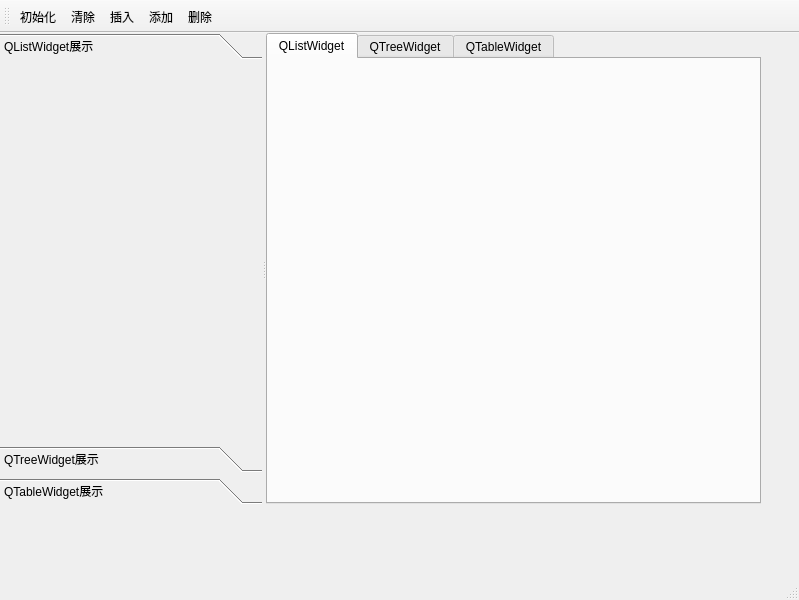
Qt form src/Runtime/Series/i_ExQListWidget/ExQListWidget.ui (StoneHappy/Qt-begin) before a commit.
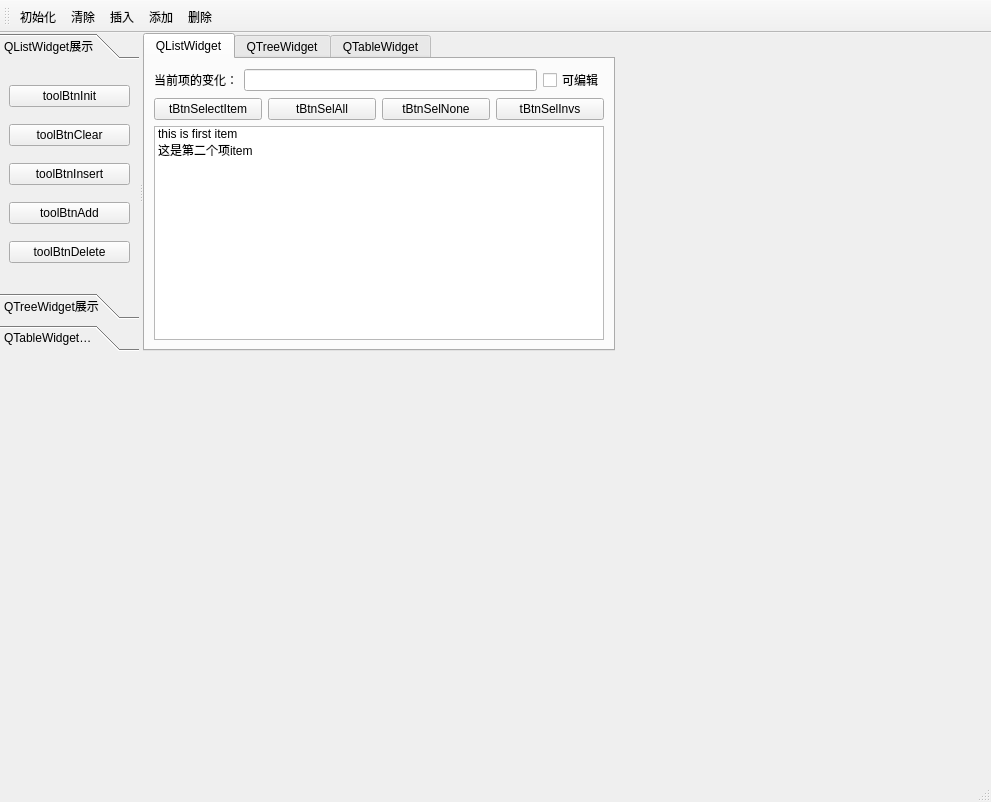
The same form after that commit. The open tabs and pages were chosen to show the change. Icons and pictures are not drawn.

Commit message: ✨ feat: add list checkbox

Diff of the .ui file:
```diff
--- a/src/Runtime/Series/i_ExQListWidget/ExQListWidget.ui
+++ b/src/Runtime/Series/i_ExQListWidget/ExQListWidget.ui
@@ -6,8 +6,8 @@
    <rect>
     <x>0</x>
     <y>0</y>
-    <width>799</width>
-    <height>600</height>
+    <width>991</width>
+    <height>802</height>
    </rect>
   </property>
   <property name="windowTitle">
@@ -19,8 +19,8 @@
      <rect>
       <x>0</x>
       <y>0</y>
-      <width>761</width>
-      <height>471</height>
+      <width>615</width>
+      <height>318</height>
      </rect>
     </property>
     <property name="orientation">
@@ -35,8 +35,8 @@
        <rect>
         <x>0</x>
         <y>0</y>
-        <width>278</width>
-        <height>366</height>
+        <width>150</width>
+        <height>213</height>
        </rect>
       </property>
       <attribute name="icon">
@@ -46,6 +46,43 @@
       <attribute name="label">
        <string>QListWidget展示</string>
       </attribute>
+      <layout class="QVBoxLayout" name="verticalLayout">
+       <item>
+        <widget class="QPushButton" name="pushButton">
+         <property name="text">
+          <string>toolBtnInit</string>
+         </property>
+        </widget>
+       </item>
+       <item>
+        <widget class="QPushButton" name="pushButton_2">
+         <property name="text">
+          <string>toolBtnClear</string>
+         </property>
+        </widget>
+       </item>
+       <item>
+        <widget class="QPushButton" name="pushButton_3">
+         <property name="text">
+          <string>toolBtnInsert</string>
+         </property>
+        </widget>
+       </item>
+       <item>
+        <widget class="QPushButton" name="pushButton_4">
+         <property name="text">
+          <string>toolBtnAdd</string>
+         </property>
+        </widget>
+       </item>
+       <item>
+        <widget class="QPushButton" name="pushButton_5">
+         <property name="text">
+          <string>toolBtnDelete</string>
+         </property>
+        </widget>
+       </item>
+      </layout>
      </widget>
      <widget class="QWidget" name="pageTree">
       <property name="geometry">
@@ -86,6 +123,92 @@
       <attribute name="title">
        <string>QListWidget</string>
       </attribute>
+      <layout class="QVBoxLayout" name="verticalLayout_4">
+       <item>
+        <layout class="QHBoxLayout" name="horizontalLayout">
+         <item>
+          <widget class="QLabel" name="label_3">
+           <property name="text">
+            <string>当前项的变化：</string>
+           </property>
+          </widget>
+         </item>
+         <item>
+          <widget class="QLineEdit" name="lineEdit"/>
+         </item>
+         <item>
+          <widget class="QCheckBox" name="checkBox">
+           <property name="text">
+            <string>可编辑</string>
+           </property>
+          </widget>
+         </item>
+        </layout>
+       </item>
+       <item>
+        <layout class="QHBoxLayout" name="horizontalLayout_2">
+         <item>
+          <widget class="QPushButton" name="pushButton_6">
+           <property name="text">
+            <string>tBtnSelectItem</string>
+           </property>
+          </widget>
+         </item>
+         <item>
+          <widget class="QPushButton" name="pushButton_7">
+           <property name="text">
+            <string>tBtnSelAll</string>
+           </property>
+          </widget>
+         </item>
+         <item>
+          <widget class="QPushButton" name="pushButton_8">
+           <property name="text">
+            <string>tBtnSelNone</string>
+           </property>
+          </widget>
+         </item>
+         <item>
+          <widget class="QPushButton" name="pushButton_9">
+           <property name="text">
+            <string>tBtnSelInvs</string>
+           </property>
+          </widget>
+         </item>
+        </layout>
+       </item>
+       <item>
+        <widget class="QListWidget" name="listWidget">
+         <property name="textElideMode">
+          <enum>Qt::ElideLeft</enum>
+         </property>
+         <item>
+          <property name="text">
+           <string>this is first item</string>
+          </property>
+          <property name="checkState">
+           <enum>Unchecked</enum>
+          </property>
+          <property name="icon">
+           <iconset resource="../../../../resources/resources.qrc">
+            <normaloff>:/images/github.png</normaloff>:/images/github.png</iconset>
+          </property>
+         </item>
+         <item>
+          <property name="text">
+           <string>这是第二个项item</string>
+          </property>
+          <property name="checkState">
+           <enum>Unchecked</enum>
+          </property>
+          <property name="icon">
+           <iconset resource="../../../../resources/resources.qrc">
+            <normaloff>:/images/gril.png</normaloff>:/images/gril.png</iconset>
+          </property>
+         </item>
+        </widget>
+       </item>
+      </layout>
      </widget>
      <widget class="QWidget" name="tabTree">
       <attribute name="icon">
```
Left out of the diff: 90 changed lines with no effect on the pictures.
